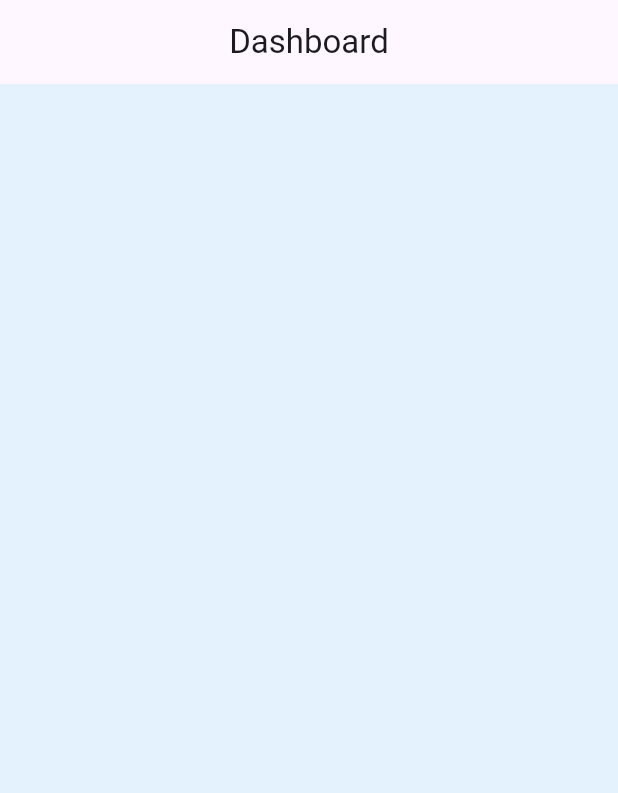
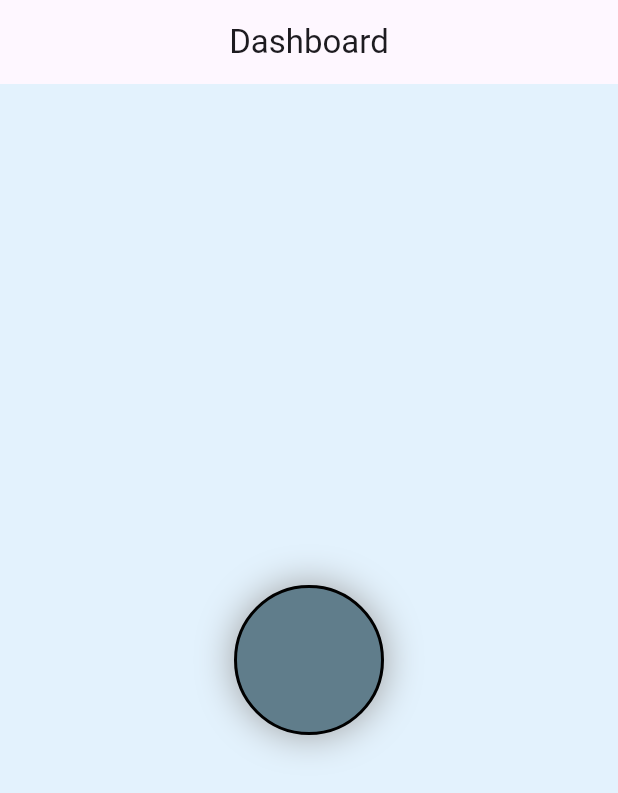
Before and after one commit to rahmanhabib0005/Flutter_App, a Flutter app: the screen it shows after launch, on a phone screen of 412 x 824 dp. Shown: the top 793 px of the screen. Run offline on Flutter 3.47's test engine with Material 3 defaults, Android fonts, the phone set to English and light mode, and no system bars.

Commit message:
Container Decoration

```diff
--- a/lib/main.dart
+++ b/lib/main.dart
@@ -11,7 +11,7 @@ class FlutterApp extends StatelessWidget {
   Widget build(BuildContext context) {
     return MaterialApp(
         title: "FlutterApp",
-        theme: ThemeData(primarySwatch: Colors.yellow, useMaterial3: true),
+        theme: ThemeData(primarySwatch: Colors.blue, useMaterial3: true),
         debugShowCheckedModeBanner: false,
         home: DashBoardScreen());
   }
@@ -27,7 +27,24 @@ class DashBoardScreen extends StatelessWidget {
         ),
       ),
       body: Container(
+        width: double.infinity,
+        height: double.infinity,
         color: Colors.blue.shade50,
+        child: Center(
+          child: Container(
+            width: 100,
+            height: 100,
+            decoration: BoxDecoration(
+                color: Colors.blueGrey,
+                // borderRadius: BorderRadius.circular(8),
+                border: Border.all(width: 2, color: Colors.black),
+                boxShadow: [
+                  BoxShadow(
+                      blurRadius: 21, spreadRadius: 0, color: Colors.grey),
+                ],
+                shape: BoxShape.circle),
+          ),
+        ),
       ),
     );
   }
```
